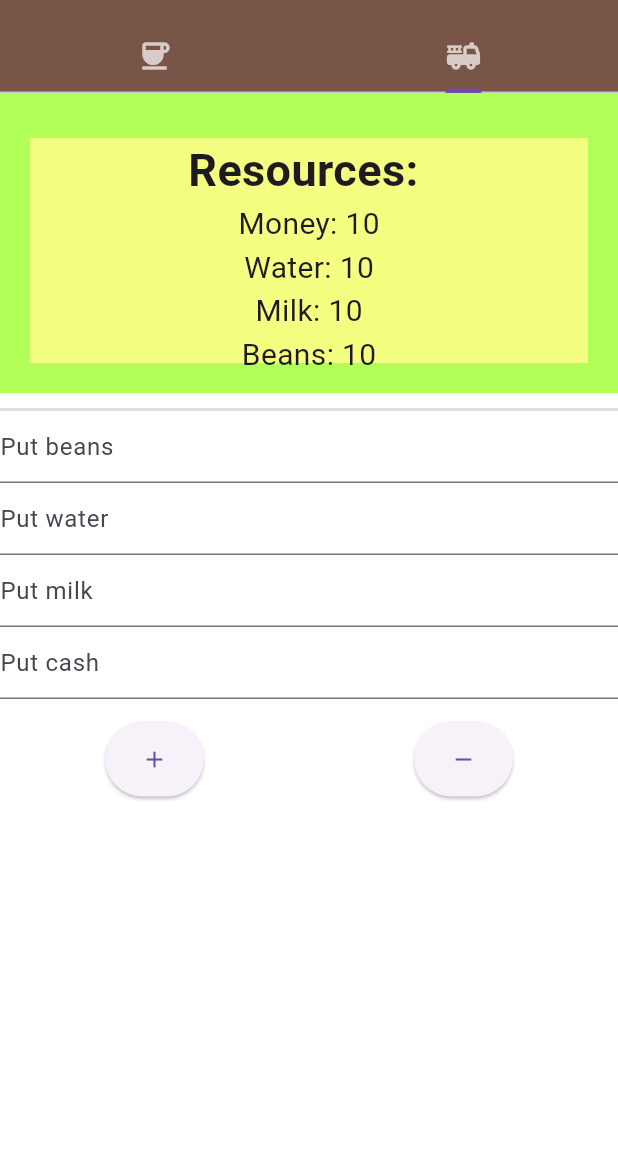
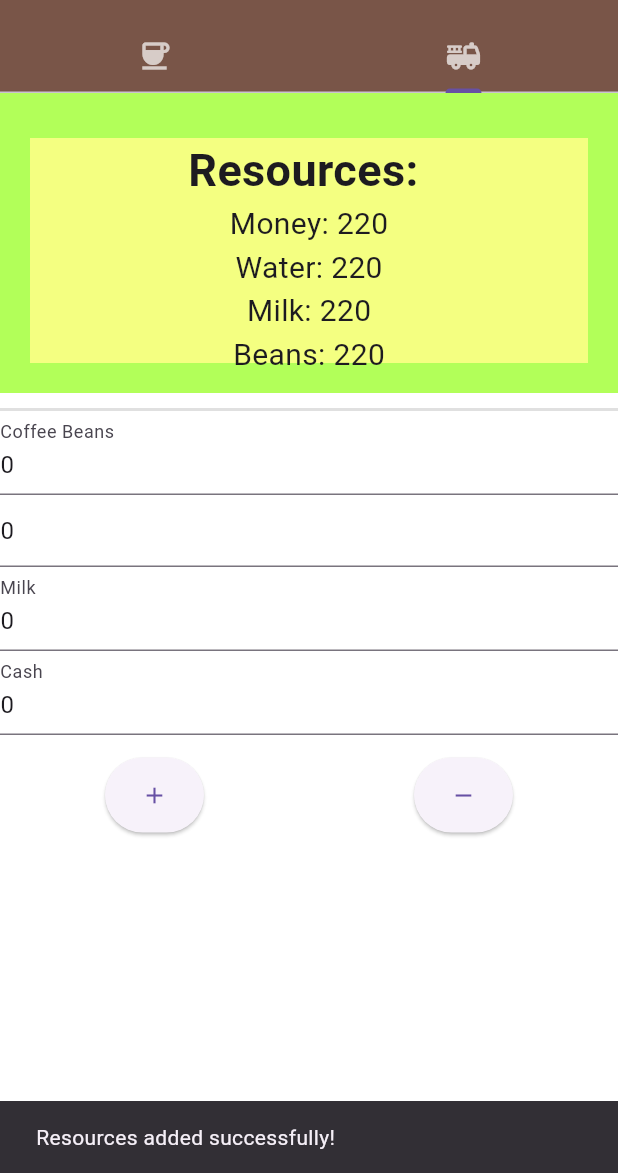
Before and after one commit to YaRus02/IT2001_Lobanov, a Flutter app: the screen it shows after launch, tab 2 chosen, after a tap on the "add" icon, on a phone screen of 412 x 824 dp, the part 63-1236 px from its top. Run offline on Flutter 3.47's test engine with Material 2 defaults, Android fonts, the phone set to English and light mode, and no system bars.

Commit message:
доделана страница добавления ресурсов

```diff
--- a/lab12/lib/Classes/Pages/ControlPanel.dart
+++ b/lab12/lib/Classes/Pages/ControlPanel.dart
@@ -1,24 +1,65 @@
 import 'package:flutter/material.dart';
-import 'package:lab12/Classes/Enums.dart';
 import 'package:lab12/Classes/Machine.dart';
-import 'package:lab12/Classes/Resources.dart';
 
 class ControlPanel extends StatefulWidget {
   final CoffeeMachine machine;
+
   const ControlPanel({Key? key, required this.machine}) : super(key: key);
-
 
   @override
   State<ControlPanel> createState() => _ControlPanel();
 }
 
 class _ControlPanel extends State<ControlPanel> {
+  int beans = 0;
+  int water = 0;
+  int milk = 0;
+  int cash = 0;
+  final _formKey = GlobalKey<FormState>();
+  var _beansController = TextEditingController();
+  var _waterController = TextEditingController();
+  var _milkController = TextEditingController();
+  var _cashController = TextEditingController();
+
+  void _addResources() {
+    int beans = int.parse(_beansController.text);
+    int water = int.parse(_waterController.text);
+    int milk = int.parse(_milkController.text);
+    int cash = int.parse(_cashController.text);
+
+    widget.machine.addResources(beans, water, milk, cash);
+    setState(() {});
+  }
+
+  void _subtractResources() {
+    int beans = int.parse(_beansController.text);
+    int water = int.parse(_waterController.text);
+    int milk = int.parse(_milkController.text);
+    int cash = int.parse(_cashController.text);
+
+    widget.machine.resources.coffeeBeans -= beans;
+    widget.machine.resources.water -= water;
+    widget.machine.resources.milk -= milk;
+    widget.machine.resources.cash -= cash;
+    setState(() {});
+  }
+
+  @override
+  void initState() {
+    super.initState();
+    _beansController = TextEditingController(text: '0');
+    _waterController = TextEditingController(text: '0');
+    _milkController = TextEditingController(text: '0');
+    _cashController = TextEditingController(text: '0');
+  }
 
   @override
   Widget build(BuildContext context) {
     return Scaffold(
         backgroundColor: Colors.white,
-      body: ListView(
+        body: Form(
+          key: _formKey,
+          child: ListView(
             children: [
               Container(
                 color: Colors.lightGreenAccent,
@@ -38,13 +79,26 @@ class _ControlPanel extends State<ControlPanel> {
                         child: Column(
                           mainAxisAlignment: MainAxisAlignment.end,
                           // crossAxisAlignment: CrossAxisAlignment.stret,
-                      children:  [
-                        Text('Resources: ', style: TextStyle(
+                          children: [
+                            const Text('Resources: ',
+                                style: TextStyle(
                                     fontSize: 30, fontWeight: FontWeight.bold)),
-                        Text('Money: ${widget.machine.resources.cash}', style: TextStyle(fontSize: 20),),
-                        Text('Water: ${widget.machine.resources.water}', style: TextStyle(fontSize: 20),),
-                        Text('Milk: ${widget.machine.resources.milk}', style: TextStyle(fontSize: 20),),
-                        Text('Beans: ${widget.machine.resources.coffeeBeans}', style: TextStyle(fontSize: 20),),
+                            Text(
+                              'Money: ${widget.machine.resources.cash}',
+                              style: const TextStyle(fontSize: 20),
+                            ),
+                            Text(
+                              'Water: ${widget.machine.resources.water}',
+                              style: const TextStyle(fontSize: 20),
+                            ),
+                            Text(
+                              'Milk: ${widget.machine.resources.milk}',
+                              style: const TextStyle(fontSize: 20),
+                            ),
+                            Text(
+                              'Beans: ${widget.machine.resources.coffeeBeans}',
+                              style: const TextStyle(fontSize: 20),
+                            ),
                           ],
                         ),
                       ),
@@ -52,44 +106,100 @@ class _ControlPanel extends State<ControlPanel> {
                   ],
                 ),
               ),
-         SizedBox(height: 10,),
+              const SizedBox(
+                height: 10,
+              ),
               Container(
                 width: double.infinity,
                 height: 2,
                 color: Colors.black12,
               ),
-          Flexible(
-            child: TextFormField(
-              decoration: InputDecoration(hintText: 'Put beans'),
+              TextFormField(
+                controller: _beansController,
+                validator: (beans) {
+                  if (int.tryParse(beans!) == null) {
+                    return 'Enter the correct data';
+                  }
+                  return null;
+                },
+                keyboardType: TextInputType.number,
+                decoration: const InputDecoration(labelText: 'Coffee Beans'),
               ),
+              TextFormField(
+                controller: _waterController,
+                validator: (value) {
+                  if (int.tryParse(value!) == null) {
+                    return 'Enter the correct data';
+                  }
+                  return null;
+                },
+                keyboardType: TextInputType.number,
+                decoration: const InputDecoration(hintText: 'Water'),
               ),
-          Flexible(
-            child: TextFormField(
-              decoration: InputDecoration(hintText: 'Put water'),
+              TextFormField(
+                controller: _milkController,
+                validator: (milk) {
+                  if (int.tryParse(milk!) == null) {
+                    return 'Enter the correct data';
+                  }
+                  return null;
+                },
+                keyboardType: TextInputType.number,
+                decoration: const InputDecoration(labelText: 'Milk'),
               ),
+              TextFormField(
+                controller: _cashController,
+                validator: (cash) {
+                  if (int.tryParse(cash!) == null) {
+                    return 'Enter the correct data';
+                  }
+                  return null;
+                },
+                keyboardType: TextInputType.number,
+                decoration: const InputDecoration(labelText: 'Cash'),
               ),
-          Flexible(
-            child: TextFormField(
-              decoration: InputDecoration(hintText: 'Put milk'),
+              const SizedBox(
+                height: 15,
               ),
-          ),
-          Flexible(
-            child: TextFormField(
-              decoration: InputDecoration(hintText: 'Put cash'),
-            ),
-          ),
-          SizedBox(height: 15,),
               Row(
                 mainAxisAlignment: MainAxisAlignment.spaceAround,
                 children: [
-
-              ElevatedButton(onPressed: () {}, child: Icon(Icons.add), style: ElevatedButton.styleFrom(padding: EdgeInsets.symmetric(vertical: 16, horizontal: 24),),),
-              ElevatedButton(onPressed: () {}, child: Icon(Icons.remove), style: ElevatedButton.styleFrom(padding: EdgeInsets.symmetric(vertical: 16, horizontal: 24),),),
-
+                  ElevatedButton(
+                    onPressed: () {
+                      if (_formKey.currentState!.validate()) {
+                        _addResources();
+                        ScaffoldMessenger.of(context).showSnackBar(
+                          const SnackBar(
+                              content: Text('Resources added successfully!')),
+                        );
+                      }
+                    },
+                    style: ElevatedButton.styleFrom(
+                      padding: const EdgeInsets.symmetric(
+                          vertical: 16, horizontal: 24),
+                    ),
+                    child: const Icon(Icons.add),
+                  ),
+                  ElevatedButton(
+                    onPressed: () {
+                      if (_formKey.currentState!.validate()) {
+                        _subtractResources();
+                        ScaffoldMessenger.of(context).showSnackBar(
+                          const SnackBar(
+                              content: Text('Resources added successfully!')),
+                        );
+                      }
+                    },
+                    style: ElevatedButton.styleFrom(
+                      padding: const EdgeInsets.symmetric(
+                          vertical: 16, horizontal: 24),
+                    ),
+                    child: const Icon(Icons.remove),
+                  ),
                 ],
               )
             ],
           ),
-    );
+        ));
   }
 }
--- a/lab12/lib/main.dart
+++ b/lab12/lib/main.dart
@@ -25,7 +25,7 @@ class TabBarBuild extends StatefulWidget {
 }
 
 class _TabBarBuildState extends State<TabBarBuild> {
-  CoffeeMachine machine = CoffeeMachine(Resources(10, 10, 10, 10));
+  CoffeeMachine machine = CoffeeMachine(Resources(220, 220, 220, 220));
 
 
 
```
Lines whose indentation alone changed are shown as unchanged.
